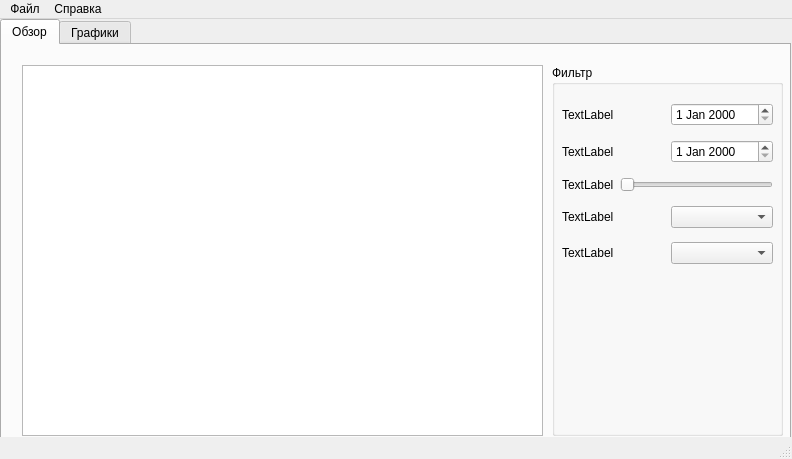
Qt form mainwindow.ui (chehoff/Notice) before a commit.
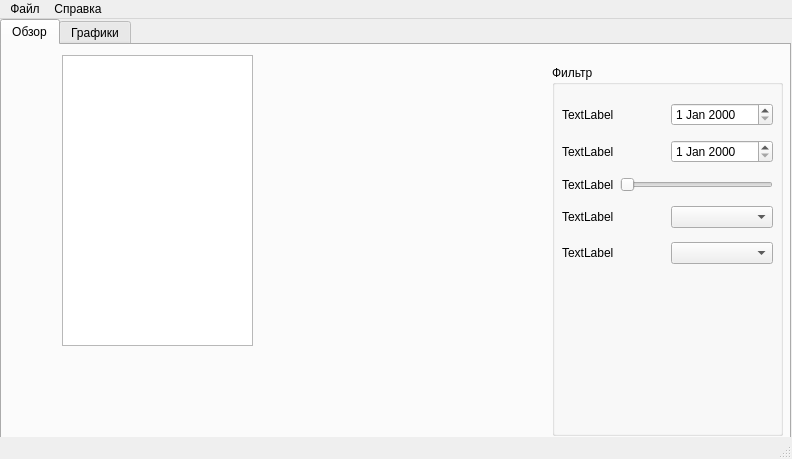
The same form after that commit.

Commit message: Столкнулся с проблемой передачи данных в форму

Patch:
```diff
--- a/mainwindow.ui
+++ b/mainwindow.ui
@@ -30,16 +30,6 @@
      <attribute name="title">
       <string>Обзор</string>
      </attribute>
-     <widget class="QTableWidget" name="tableWidget">
-      <property name="geometry">
-       <rect>
-        <x>20</x>
-        <y>20</y>
-        <width>521</width>
-        <height>371</height>
-       </rect>
-      </property>
-     </widget>
      <widget class="QGroupBox" name="groupBox">
       <property name="geometry">
        <rect>
@@ -139,6 +129,16 @@
        </layout>
       </widget>
      </widget>
+     <widget class="QListView" name="listView">
+      <property name="geometry">
+       <rect>
+        <x>60</x>
+        <y>10</y>
+        <width>191</width>
+        <height>291</height>
+       </rect>
+      </property>
+     </widget>
     </widget>
     <widget class="QWidget" name="tab_2">
      <attribute name="title">
```
Left out of the diff: 2 changed lines with no effect on the pictures. The commit also changes 4 other files.
